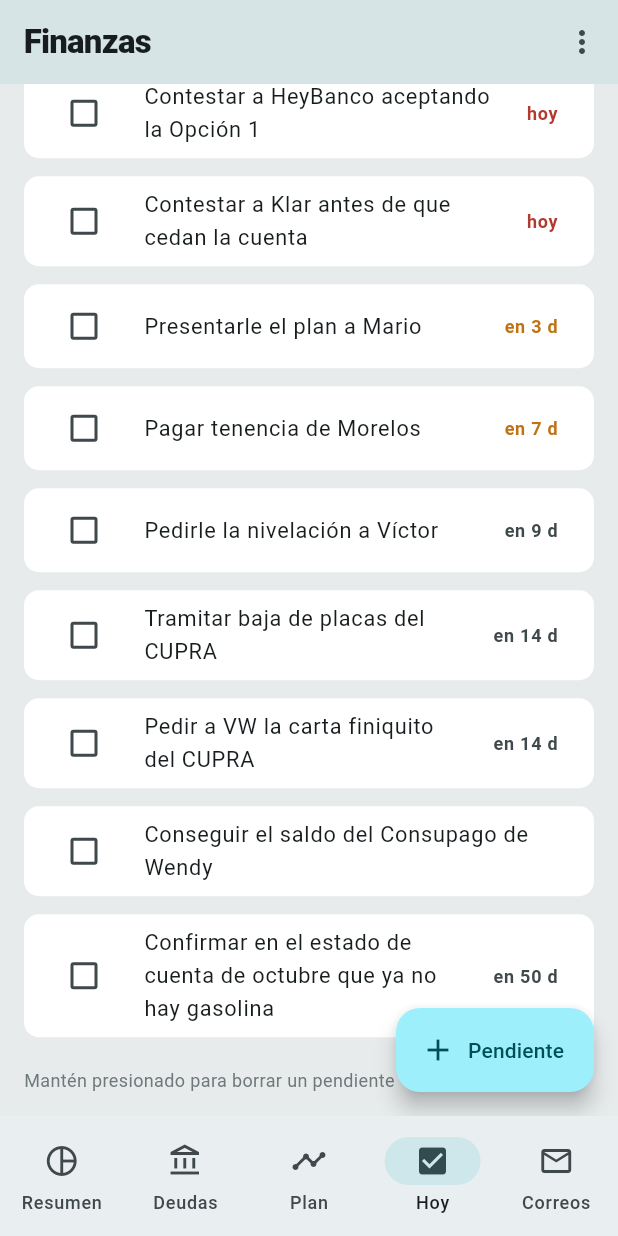
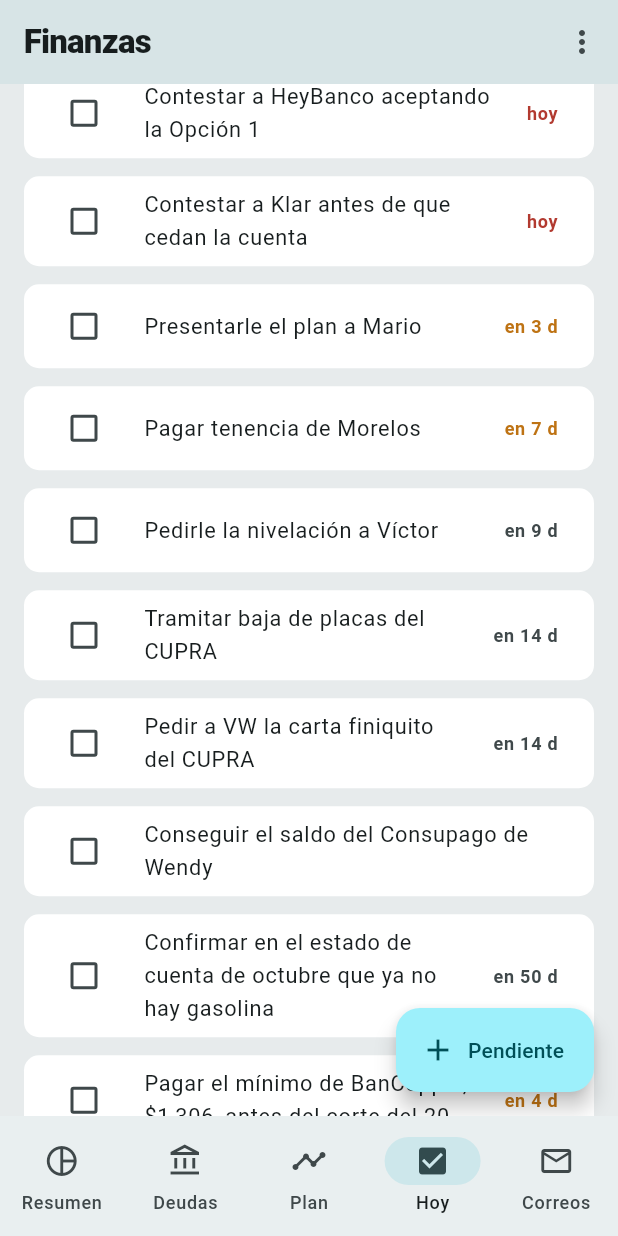
Before and after one commit to elimihalloo09-arch/Peueba, a Flutter app: the screen it shows after launch, item 4 of the bottom bar chosen, scrolled down 80 dp, on a phone screen of 412 x 824 dp. Run offline on Flutter 3.47's test engine with Material 3 defaults, Android fonts, the phone set to English and light mode, and no system bars; our stand-ins replace shared_preferences.

Commit message:
Cargar BanCoppel con su estado de cuenta en vez de lo que reportaba el Buro
El Buro daba $4,812 de saldo y $901 de pago. El estado de cuenta del corte
del 20 de agosto de 2026 dice $5,132.69 y minimo de $1,306.33, con tasa
ordinaria de 69.4% y moratorios de 74.4% sobre $472.50, porque el periodo
cerro con cero pagos y la fecha limite quedo en INMEDIATO.

Segun la tabla del propio estado de cuenta, pagando el minimo se liquida en
5 meses con $606 de intereses, asi que se agrega el pendiente de cubrirlo
antes del corte del 20 de septiembre.

La migracion a la revision 3 solo corrige el acreedor si sus cifras siguen
siendo las del Buro; si ya se editaron a mano, gana lo capturado.

Las tres fichas de papeles decian "Convenio", "Comprobante" y "Finiquito",
los mismos nombres que dos de las etapas de negociacion que estan justo
arriba, y no se distinguian. Ahora llevan encabezado.

Co-Authored-By: Claude Opus 5 <noreply@anthropic.com>
Claude-Session: https://claude.ai/code/session_01FJpFQzq3dJWFg7tCWTNygk

```diff
--- a/movil/lib/datos/migraciones.dart
+++ b/movil/lib/datos/migraciones.dart
@@ -6,7 +6,7 @@ import '../modelo/datos.dart';
 /// era falsa no basta con corregir la semilla: lo que ya está guardado hay
 /// que corregirlo también, sin borrar lo que se haya capturado encima.
 /// Cada corrección sube este número y agrega un paso en [migrar].
-const int revisionActual = 2;
+const int revisionActual = 3;
 
 /// Lleva un estado guardado desde la revisión [desde] hasta [revisionActual]
 /// y devuelve la revisión en la que quedó.
@@ -15,6 +15,10 @@ int migrar(Estado e, int desde) {
   if (r < 2) {
     _quitarGasolinaDelCupra(e);
     r = 2;
+  }
+  if (r < 3) {
+    _corregirBanCoppelConSuEstadoDeCuenta(e);
+    r = 3;
   }
   return r;
 }
@@ -35,3 +39,35 @@ void _quitarGasolinaDelCupra(Estado e) {
     );
   }
 }
+
+/// BanCoppel estaba cargado con lo que reportaba el Buró: \$4,812 de saldo y
+/// \$901 de pago. El estado de cuenta del 20 de agosto de 2026 dice \$5,132.69,
+/// mínimo \$1,306.33 y tasa 69.4%, ademas de moratorios al 74.4% porque el
+/// pago va vencido.
+///
+/// Solo corrige si las cifras siguen siendo las del Buró: si ya se editaron a
+/// mano, lo escrito por el usuario manda sobre esto.
+void _corregirBanCoppelConSuEstadoDeCuenta(Estado e) {
+  for (final a in e.acreedores) {
+    if (a.id != 'bancoppel') continue;
+    if (a.saldoOriginal == 481200 && a.pagoMensual == 90100) {
+      a.saldoOriginal = 513269;
+      a.montoAPagar = 513269;
+      a.tasaAnual = 69.4;
+      a.pagoMensual = 130633;
+      a.nota = 'Estado de cuenta al 20-ago-2026: saldo \$5,132.69, mínimo '
+          '\$1,306.33, fecha límite INMEDIATO. Ya cobra moratorios al '
+          '74.4% sobre \$472.50. Pagando el mínimo se liquida en 5 meses '
+          'con \$606 de intereses. CAT 98.7%.';
+    }
+  }
+  if (!e.pendientes.any((p) => p.id == 'p10')) {
+    e.pendientes.add(
+      Pendiente(
+        id: 'p10',
+        texto: 'Pagar el mínimo de BanCoppel, \$1,306, antes del corte del 20',
+        vence: DateTime(2026, 9, 20),
+      ),
+    );
+  }
+}
--- a/movil/lib/datos/semilla.dart
+++ b/movil/lib/datos/semilla.dart
@@ -73,12 +73,15 @@ Estado semilla() => Estado(
         Acreedor(
           id: 'bancoppel',
           nombre: 'BanCoppel · tarjeta',
-          saldoOriginal: 481200,
-          montoAPagar: 481200,
-          tasaAnual: 70,
-          pagoMensual: 90100,
+          saldoOriginal: 513269,
+          montoAPagar: 513269,
+          tasaAnual: 69.4,
+          pagoMensual: 130633,
           admiteQuita: false,
-          nota: 'Atraso corto, de 1 a 29 días. Probablemente sin quita.',
+          nota: 'Estado de cuenta al 20-ago-2026: saldo \$5,132.69, mínimo '
+              '\$1,306.33, fecha límite INMEDIATO. Ya cobra moratorios al '
+              '74.4% sobre \$472.50. Pagando el mínimo se liquida en 5 meses '
+              'con \$606 de intereses. CAT 98.7%.',
         ),
         Acreedor(
           id: 'telcel',
@@ -137,6 +140,11 @@ Estado semilla() => Estado(
           texto: 'Confirmar en el estado de cuenta de octubre que ya no hay gasolina',
           vence: DateTime(2026, 11, 5),
         ),
+        Pendiente(
+          id: 'p10',
+          texto: 'Pagar el mínimo de BanCoppel, \$1,306, antes del corte del 20',
+          vence: DateTime(2026, 9, 20),
+        ),
       ],
       movimientos: [
         Movimiento(
--- a/movil/lib/ui/acreedores.dart
+++ b/movil/lib/ui/acreedores.dart
@@ -106,7 +106,9 @@ class _Tarjeta extends StatelessWidget {
                   ),
               ],
             ),
-            const SizedBox(height: 8),
+            const SizedBox(height: 10),
+            const Rotulo('Papeles que ya tienes'),
+            const SizedBox(height: 6),
             Wrap(
               spacing: 6,
               children: [
```
Also changed, not shown: 2 other files.
